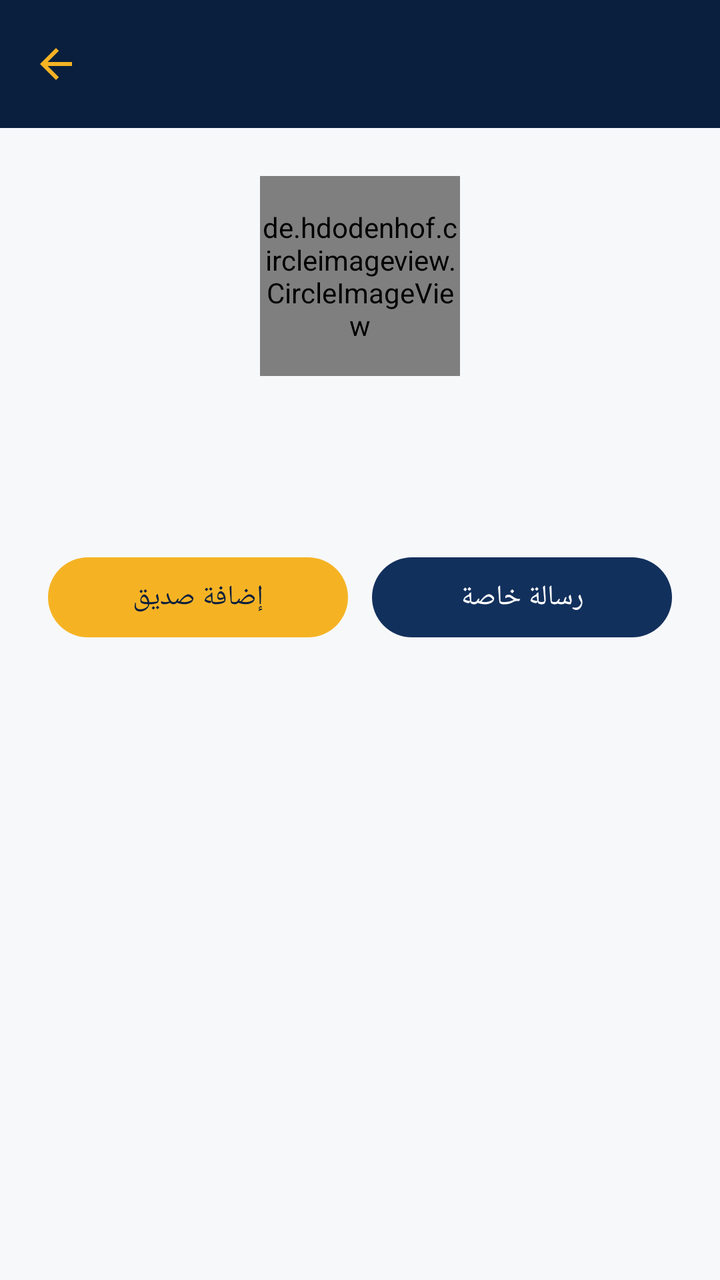
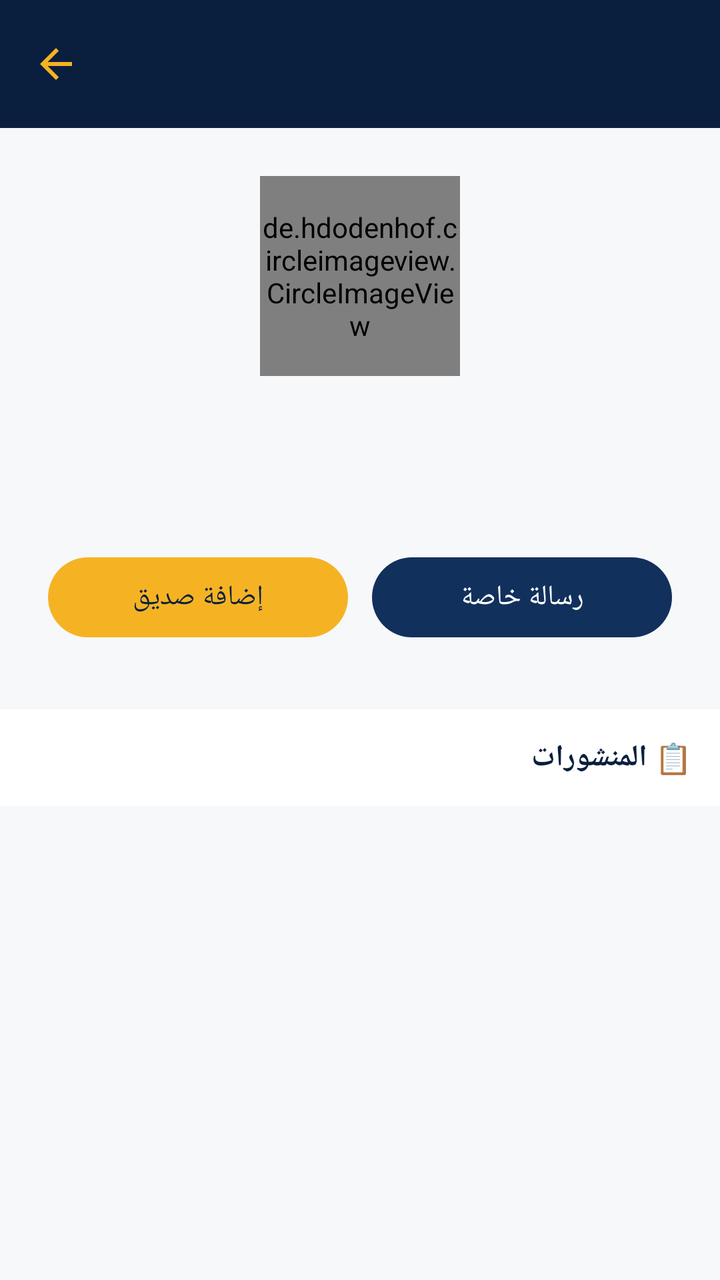

Compare the two renders of this Android layout. The source of the first and the diff that turns it into the second are given below.
<!-- AndroidManifest.xml: application theme Theme.EtudiantsDroitMaroc -->
<!-- res/layout/activity_user_profile.xml -->
<?xml version="1.0" encoding="utf-8"?>
<LinearLayout xmlns:android="http://schemas.android.com/apk/res/android"
    xmlns:app="http://schemas.android.com/apk/res-auto"
    android:layout_width="match_parent"
    android:layout_height="match_parent"
    android:orientation="vertical"
    android:background="@color/off_white">

    <androidx.appcompat.widget.Toolbar
        android:id="@+id/toolbar"
        android:layout_width="match_parent"
        android:layout_height="?attr/actionBarSize"
        android:background="@color/navy_dark"
        app:titleTextColor="@color/gold"
        app:navigationIcon="@drawable/ic_back" />

    <LinearLayout
        android:layout_width="match_parent"
        android:layout_height="wrap_content"
        android:orientation="vertical"
        android:gravity="center"
        android:padding="24dp">

        <de.hdodenhof.circleimageview.CircleImageView
            android:id="@+id/ivPhoto"
            android:layout_width="100dp"
            android:layout_height="100dp"
            android:src="@drawable/ic_profile"
            app:civ_border_width="2dp"
            app:civ_border_color="@color/gold" />

        <TextView
            android:id="@+id/tvName"
            android:layout_width="wrap_content"
            android:layout_height="wrap_content"
            android:layout_marginTop="14dp"
            android:textSize="19sp"
            android:textStyle="bold"
            android:textColor="@color/text_primary" />

        <TextView
            android:id="@+id/tvUniversityLevel"
            android:layout_width="wrap_content"
            android:layout_height="wrap_content"
            android:layout_marginTop="4dp"
            android:textSize="14sp"
            android:textColor="@color/gold" />

        <LinearLayout
            android:layout_width="match_parent"
            android:layout_height="wrap_content"
            android:orientation="horizontal"
            android:layout_marginTop="24dp">

            <com.google.android.material.button.MaterialButton
                android:id="@+id/btnAddFriend"
                android:layout_width="0dp"
                android:layout_height="wrap_content"
                android:layout_weight="1"
                android:layout_marginEnd="6dp"
                android:text="إضافة صديق"
                android:textAllCaps="false"
                app:backgroundTint="@color/gold"
                android:textColor="@color/navy_dark" />

            <com.google.android.material.button.MaterialButton
                android:id="@+id/btnMessage"
                android:layout_width="0dp"
                android:layout_height="wrap_content"
                android:layout_weight="1"
                android:layout_marginStart="6dp"
                android:text="رسالة خاصة"
                android:textAllCaps="false"
                app:backgroundTint="@color/navy" />
        </LinearLayout>

    </LinearLayout>

</LinearLayout>
<!-- resources referenced by this layout -->
<resources>
  <color name="gold">#F5B324</color>
  <color name="navy">#12305C</color>
  <color name="navy_dark">#0A1F3D</color>
  <color name="off_white">#F7F8FA</color>
  <color name="text_primary">#1A1A1A</color>
  <!-- drawable ic_back (drawable) -->
  <vector xmlns:android="http://schemas.android.com/apk/res/android"
      android:width="24dp" android:height="24dp" android:viewportWidth="24" android:viewportHeight="24" android:tint="#F5B324">
      <path android:fillColor="#FF000000" android:pathData="M20,11L7.83,11l5.59,-5.59L12,4l-8,8 8,8 1.41,-1.41L7.83,13L20,13z"/>
  </vector>
  <!-- drawable ic_profile (drawable) -->
  <vector xmlns:android="http://schemas.android.com/apk/res/android"
      android:width="24dp" android:height="24dp" android:viewportWidth="24" android:viewportHeight="24" android:tint="?attr/colorControlNormal">
      <path android:fillColor="#FF000000" android:pathData="M12,12c2.21,0 4,-1.79 4,-4s-1.79,-4 -4,-4 -4,1.79 -4,4 1.79,4 4,4zM12,14c-2.67,0 -8,1.34 -8,4v2h16v-2c0,-2.66 -5.33,-4 -8,-4z"/>
  </vector>
  <style name="Theme.EtudiantsDroitMaroc" parent="Theme.Material3.Light.NoActionBar">
          <item name="colorPrimary">@color/navy</item>
          <item name="colorPrimaryVariant">@color/navy_dark</item>
          <item name="colorSecondary">@color/gold</item>
          <item name="colorSecondaryVariant">@color/gold_light</item>
          <item name="android:statusBarColor">@color/navy_dark</item>
          <item name="android:windowBackground">@color/off_white</item>
          <item name="android:windowLightStatusBar" tools:targetApi="23">false</item>
      </style>
  <color name="gold_light">#FFD873</color>
</resources>

<!-- the commit's change to res/layout/activity_user_profile.xml (unified diff, before → after) -->
@@ -14,66 +14,110 @@
         app:titleTextColor="@color/gold"
         app:navigationIcon="@drawable/ic_back" />
 
-    <LinearLayout
+    <androidx.core.widget.NestedScrollView
         android:layout_width="match_parent"
-        android:layout_height="wrap_content"
-        android:orientation="vertical"
-        android:gravity="center"
-        android:padding="24dp">
-
-        <de.hdodenhof.circleimageview.CircleImageView
-            android:id="@+id/ivPhoto"
-            android:layout_width="100dp"
-            android:layout_height="100dp"
-            android:src="@drawable/ic_profile"
-            app:civ_border_width="2dp"
-            app:civ_border_color="@color/gold" />
-
-        <TextView
-            android:id="@+id/tvName"
-            android:layout_width="wrap_content"
-            android:layout_height="wrap_content"
-            android:layout_marginTop="14dp"
-            android:textSize="19sp"
-            android:textStyle="bold"
-            android:textColor="@color/text_primary" />
-
-        <TextView
-            android:id="@+id/tvUniversityLevel"
-            android:layout_width="wrap_content"
-            android:layout_height="wrap_content"
-            android:layout_marginTop="4dp"
-            android:textSize="14sp"
-            android:textColor="@color/gold" />
+        android:layout_height="match_parent">
 
         <LinearLayout
             android:layout_width="match_parent"
             android:layout_height="wrap_content"
-            android:orientation="horizontal"
-            android:layout_marginTop="24dp">
+            android:orientation="vertical">
 
-            <com.google.android.material.button.MaterialButton
-                android:id="@+id/btnAddFriend"
-                android:layout_width="0dp"
+            <LinearLayout
+                android:layout_width="match_parent"
                 android:layout_height="wrap_content"
-                android:layout_weight="1"
-                android:layout_marginEnd="6dp"
-                android:text="إضافة صديق"
-                android:textAllCaps="false"
-                app:backgroundTint="@color/gold"
-                android:textColor="@color/navy_dark" />
+                android:orientation="vertical"
+                android:gravity="center"
+                android:padding="24dp">
 
-            <com.google.android.material.button.MaterialButton
-                android:id="@+id/btnMessage"
-                android:layout_width="0dp"
+                <de.hdodenhof.circleimageview.CircleImageView
+                    android:id="@+id/ivPhoto"
+                    android:layout_width="100dp"
+                    android:layout_height="100dp"
+                    android:src="@drawable/ic_profile"
+                    app:civ_border_width="2dp"
+                    app:civ_border_color="@color/gold" />
+
+                <TextView
+                    android:id="@+id/tvName"
+                    android:layout_width="wrap_content"
+                    android:layout_height="wrap_content"
+                    android:layout_marginTop="14dp"
+                    android:textSize="19sp"
+                    android:textStyle="bold"
+                    android:textColor="@color/text_primary" />
+
+                <TextView
+                    android:id="@+id/tvUniversityLevel"
+                    android:layout_width="wrap_content"
+                    android:layout_height="wrap_content"
+                    android:layout_marginTop="4dp"
+                    android:textSize="14sp"
+                    android:textColor="@color/gold" />
+
+                <LinearLayout
+                    android:layout_width="match_parent"
+                    android:layout_height="wrap_content"
+                    android:orientation="horizontal"
+                    android:layout_marginTop="24dp">
+
+                    <com.google.android.material.button.MaterialButton
+                        android:id="@+id/btnAddFriend"
+                        android:layout_width="0dp"
+                        android:layout_height="wrap_content"
+                        android:layout_weight="1"
+                        android:layout_marginEnd="6dp"
+                        android:text="إضافة صديق"
+                        android:textAllCaps="false"
+                        app:backgroundTint="@color/gold"
+                        android:textColor="@color/navy_dark" />
+
+                    <com.google.android.material.button.MaterialButton
+                        android:id="@+id/btnMessage"
+                        android:layout_width="0dp"
+                        android:layout_height="wrap_content"
+                        android:layout_weight="1"
+                        android:layout_marginStart="6dp"
+                        android:text="رسالة خاصة"
+                        android:textAllCaps="false"
+                        app:backgroundTint="@color/navy" />
+                </LinearLayout>
+
+            </LinearLayout>
+
+            <View
+                android:layout_width="match_parent"
+                android:layout_height="8dp"
+                android:background="@color/off_white" />
+
+            <TextView
+                android:id="@+id/tvPostsTitle"
+                android:layout_width="match_parent"
                 android:layout_height="wrap_content"
-                android:layout_weight="1"
-                android:layout_marginStart="6dp"
-                android:text="رسالة خاصة"
-                android:textAllCaps="false"
-                app:backgroundTint="@color/navy" />
+                android:padding="14dp"
+                android:text="📋 المنشورات"
+                android:textStyle="bold"
+                android:textSize="15sp"
+                android:textColor="@color/navy_dark"
+                android:background="@color/white" />
+
+            <TextView
+                android:id="@+id/tvNoPosts"
+                android:layout_width="match_parent"
+                android:layout_height="wrap_content"
+                android:padding="20dp"
+                android:gravity="center"
+                android:text="ماكاينش منشورات بعد"
+                android:textColor="@color/text_secondary"
+                android:visibility="gone" />
+
+            <androidx.recyclerview.widget.RecyclerView
+                android:id="@+id/rvUserPosts"
+                android:layout_width="match_parent"
+                android:layout_height="wrap_content"
+                android:nestedScrollingEnabled="false" />
+
         </LinearLayout>
-
-    </LinearLayout>
+    </androidx.core.widget.NestedScrollView>
 
 </LinearLayout>
<!-- resource entries referenced after the edit -->
@@ -5,6 +5,8 @@
   <color name="navy_dark">#0A1F3D</color>
   <color name="off_white">#F7F8FA</color>
   <color name="text_primary">#1A1A1A</color>
+  <color name="text_secondary">#6B7280</color>
+  <color name="white">#FFFFFF</color>
   <!-- drawable ic_back (drawable) -->
   <vector xmlns:android="http://schemas.android.com/apk/res/android"
       android:width="24dp" android:height="24dp" android:viewportWidth="24" android:viewportHeight="24" android:tint="#F5B324">
